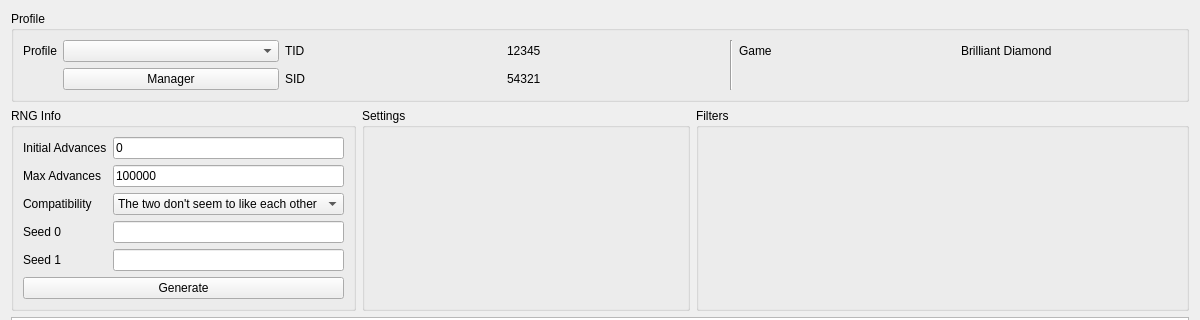
The window that Source/Forms/Gen8/Eggs8.ui (Admiral-Fish/PokeFinder) describes before a commit, drawn with Qt 5; both pictures show x 0 to 1200 and y 0 to 320 of the 1200 by 700 pixel window.
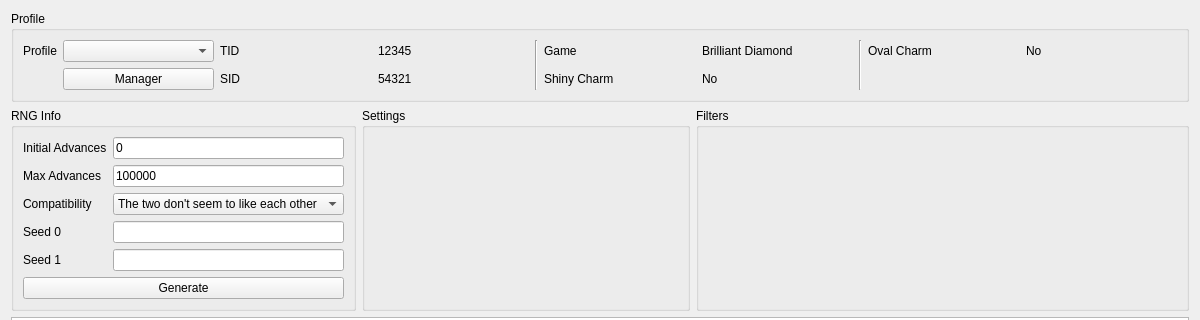
The same window after the commit. Custom widgets are drawn as their Qt base class.

Commit message: Oval charm

The edit to the form file:
```diff
--- a/Source/Forms/Gen8/Eggs8.ui
+++ b/Source/Forms/Gen8/Eggs8.ui
@@ -174,59 +174,7 @@
      <property name="title">
       <string>Profile</string>
      </property>
-     <layout class="QGridLayout" name="gridLayout_5">
-      <item row="0" column="4" rowspan="2">
-       <widget class="Line" name="line_4">
-        <property name="orientation">
-         <enum>Qt::Vertical</enum>
-        </property>
-       </widget>
-      </item>
-      <item row="1" column="2">
-       <widget class="QLabel" name="labelProfileSID">
-        <property name="text">
-         <string>SID</string>
-        </property>
-       </widget>
-      </item>
-      <item row="0" column="3">
-       <widget class="QLabel" name="labelProfileTIDValue">
-        <property name="text">
-         <string notr="true">12345</string>
-        </property>
-       </widget>
-      </item>
-      <item row="1" column="3">
-       <widget class="QLabel" name="labelProfileSIDValue">
-        <property name="text">
-         <string notr="true">54321</string>
-        </property>
-       </widget>
-      </item>
-      <item row="0" column="5">
-       <widget class="QLabel" name="labelProfileGame">
-        <property name="text">
-         <string>Game</string>
-        </property>
-       </widget>
-      </item>
-      <item row="1" column="1">
-       <widget class="QPushButton" name="pushButtonProfileManager">
-        <property name="text">
-         <string>Manager</string>
-        </property>
-       </widget>
-      </item>
-      <item row="0" column="1">
-       <widget class="QComboBox" name="comboBoxProfiles"/>
-      </item>
-      <item row="0" column="6">
-       <widget class="QLabel" name="labelProfileGameValue">
-        <property name="text">
-         <string>Brilliant Diamond</string>
-        </property>
-       </widget>
-      </item>
+     <layout class="QGridLayout" name="gridLayout_4">
       <item row="0" column="0">
        <widget class="QLabel" name="labelProfile">
         <property name="sizePolicy">
@@ -240,6 +188,9 @@
         </property>
        </widget>
       </item>
+      <item row="0" column="1">
+       <widget class="QComboBox" name="comboBoxProfiles"/>
+      </item>
       <item row="0" column="2">
        <widget class="QLabel" name="labelProfileTID">
         <property name="text">
@@ -247,6 +198,90 @@
         </property>
        </widget>
       </item>
+      <item row="0" column="3">
+       <widget class="QLabel" name="labelProfileTIDValue">
+        <property name="text">
+         <string notr="true">12345</string>
+        </property>
+       </widget>
+      </item>
+      <item row="0" column="4" rowspan="2">
+       <widget class="Line" name="line_4">
+        <property name="orientation">
+         <enum>Qt::Vertical</enum>
+        </property>
+       </widget>
+      </item>
+      <item row="0" column="5">
+       <widget class="QLabel" name="labelProfileGame">
+        <property name="text">
+         <string>Game</string>
+        </property>
+       </widget>
+      </item>
+      <item row="0" column="6">
+       <widget class="QLabel" name="labelProfileGameValue">
+        <property name="text">
+         <string>Brilliant Diamond</string>
+        </property>
+       </widget>
+      </item>
+      <item row="0" column="7" rowspan="2">
+       <widget class="Line" name="line_5">
+        <property name="orientation">
+         <enum>Qt::Vertical</enum>
+        </property>
+       </widget>
+      </item>
+      <item row="0" column="8">
+       <widget class="QLabel" name="labelProfileOvalCharm">
+        <property name="text">
+         <string>Oval Charm</string>
+        </property>
+       </widget>
+      </item>
+      <item row="0" column="9">
+       <widget class="QLabel" name="labelProfileOvalCharmValue">
+        <property name="text">
+         <string>No</string>
+        </property>
+       </widget>
+      </item>
+      <item row="1" column="1">
+       <widget class="QPushButton" name="pushButtonProfileManager">
+        <property name="text">
+         <string>Manager</string>
+        </property>
+       </widget>
+      </item>
+      <item row="1" column="2">
+       <widget class="QLabel" name="labelProfileSID">
+        <property name="text">
+         <string>SID</string>
+        </property>
+       </widget>
+      </item>
+      <item row="1" column="3">
+       <widget class="QLabel" name="labelProfileSIDValue">
+        <property name="text">
+         <string notr="true">54321</string>
+        </property>
+       </widget>
+      </item>
+      <item row="1" column="5">
+       <widget class="QLabel" name="labelProfileShinyCharm">
+        <property name="text">
+         <string>Shiny Charm</string>
+        </property>
+       </widget>
+      </item>
+      <item row="1" column="6">
+       <widget class="QLabel" name="labelProfileShinyCharmValue">
+        <property name="text">
+         <string>No</string>
+        </property>
+       </widget>
+      </item>
      </layout>
     </widget>
    </item>
```
The commit also changes 6 other files.
